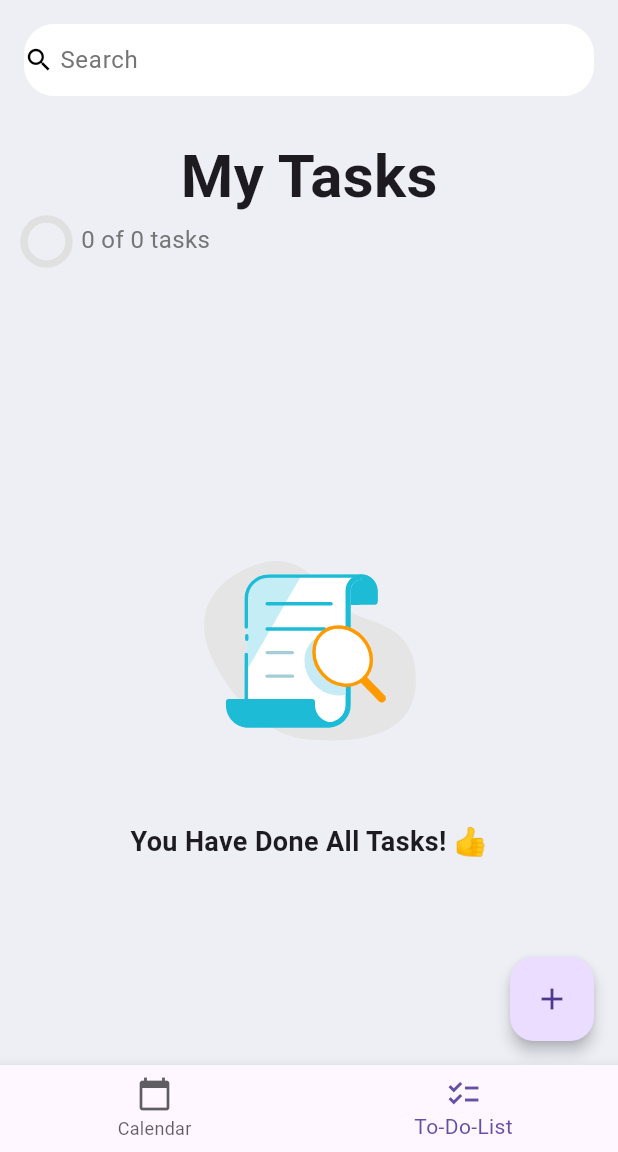
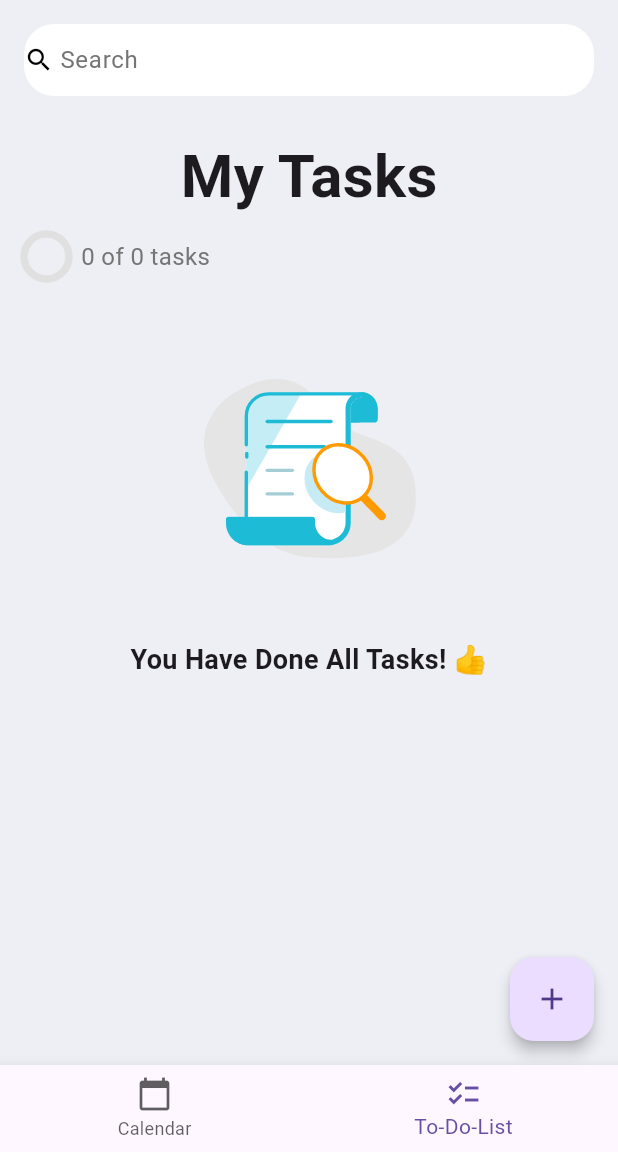
Before and after one commit to Kiu82012/FYP_202425_TaskManagementMobileApp, a Flutter app: the screen it shows after launch, swiped to page 2, on a phone screen of 412 x 824 dp, the part 84-1236 px from its top. Run offline on Flutter 3.47's test engine with Material 3 defaults, Android fonts, the phone set to English and light mode, and no system bars; our stand-ins replace avatar_glow, calendar_view, camera, flutter_slidable, google_generative_ai, hive and 3 more; missing offline and left inert: duration_picker, speech_to_text_continuous; accounts and stored records are empty; statements that could not run were skipped.

Commit message:
Todolist fixed
Todolist fixed !!

```diff
--- a/fyp/lib/ToDoListView.dart
+++ b/fyp/lib/ToDoListView.dart
@@ -208,7 +208,7 @@ class _ToDoListView extends State<ToDoListView> {
     double progressValue = getProgressValue();
 
     return Scaffold(
-      resizeToAvoidBottomInset: true, // Changed to true
+      resizeToAvoidBottomInset: true,
       backgroundColor: Color(0xFFEEEFF5),
       appBar: AppBar(
         title: Text("To Do List"),
@@ -222,8 +222,8 @@ class _ToDoListView extends State<ToDoListView> {
               constraints: BoxConstraints(
                 minHeight: constraints.maxHeight,
               ),
-              child: IntrinsicHeight(
               child: Column(
+                crossAxisAlignment: CrossAxisAlignment.start,
                 children: [
                   // Search bar
                   Container(
@@ -264,6 +264,7 @@ class _ToDoListView extends State<ToDoListView> {
                             style: TextStyle(fontSize: 40, fontWeight: FontWeight.bold),
                           ),
                         ),
+                        SizedBox(height: 10),
                         Row(
                           children: [
                             Stack(
@@ -282,34 +283,20 @@ class _ToDoListView extends State<ToDoListView> {
                               ],
                             ),
                             SizedBox(width: 8),
-                              Stack(
-                                alignment: Alignment.bottomCenter,
-                                children: [
-                                  Container(
-                                    padding: EdgeInsets.only(bottom: 2),
-                                    child: Text(
+                            Text(
                               '$completedTaskCount of $totalTaskCount tasks',
                               style: TextStyle(fontSize: 16, color: Colors.grey[600]),
-                                    ),
-                                  ),
-                                  Container(
-                                    height: 1,
-                                    color: Colors.grey[400],
-                                  ),
-                                ],
                             ),
                           ],
                         ),
                       ],
                     ),
                   ),
+                  SizedBox(height: 20),
                   // Task list
-                    Expanded(
-                      child: _foundToDo.isEmpty
-                          ? Center(
+                  if (_foundToDo.isEmpty)
+                    Center(
                       child: Column(
-                          mainAxisAlignment: MainAxisAlignment.center,
-                          crossAxisAlignment: CrossAxisAlignment.center,
                         children: [
                           Lottie.asset(
                             "assets/empty_list.json",
@@ -328,10 +315,10 @@ class _ToDoListView extends State<ToDoListView> {
                         ],
                       ),
                     )
-                          : ListView.builder(
+                  else
+                    ListView.builder(
                       shrinkWrap: true,
-                        physics: ClampingScrollPhysics(),
-                        padding: const EdgeInsets.only(top: 8.0),
+                      physics: NeverScrollableScrollPhysics(),
                       itemCount: _foundToDo.length,
                       itemBuilder: (BuildContext context, int index) {
                         return Todolist(
@@ -342,9 +329,7 @@ class _ToDoListView extends State<ToDoListView> {
                         );
                       },
                     ),
-                    ),
                 ],
-                ),
               ),
             ),
           );
```
Lines whose indentation alone changed are shown as unchanged.
